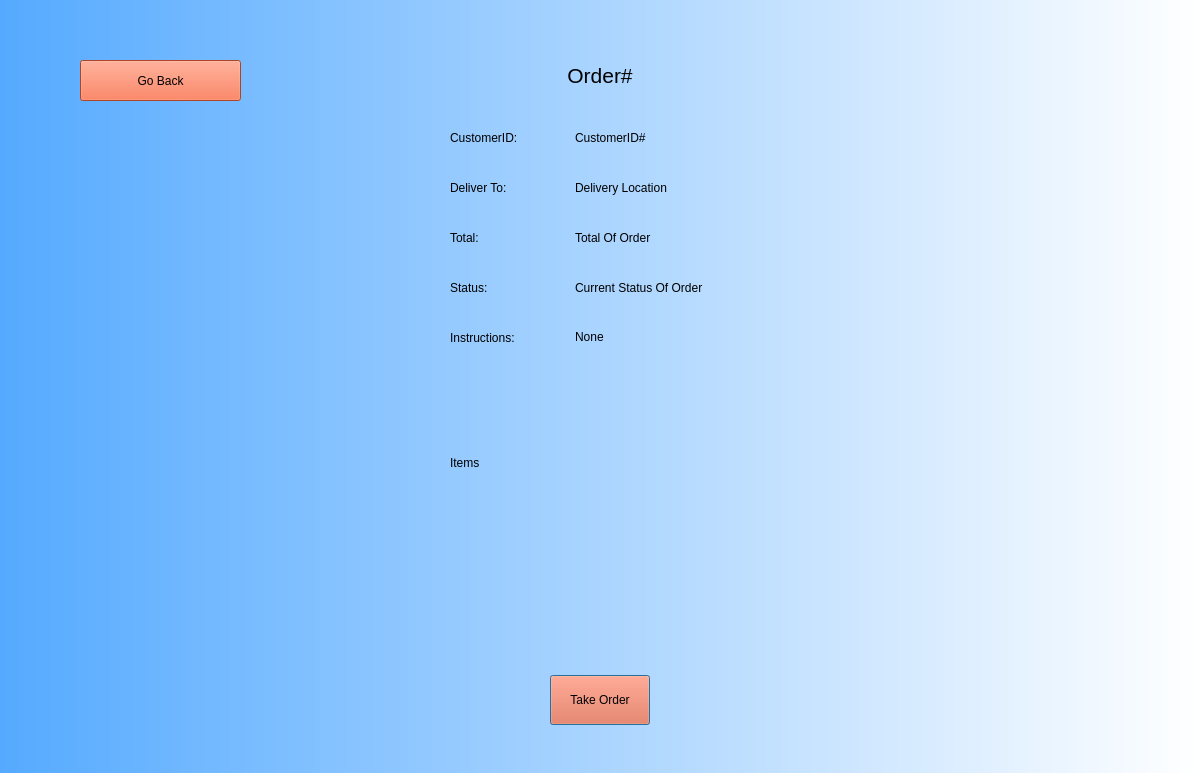
This is Frontend/RunnerOrderDetails.ui in YY0NII/DeskFood as Qt 5 draws it before an edit. The edited form follows.
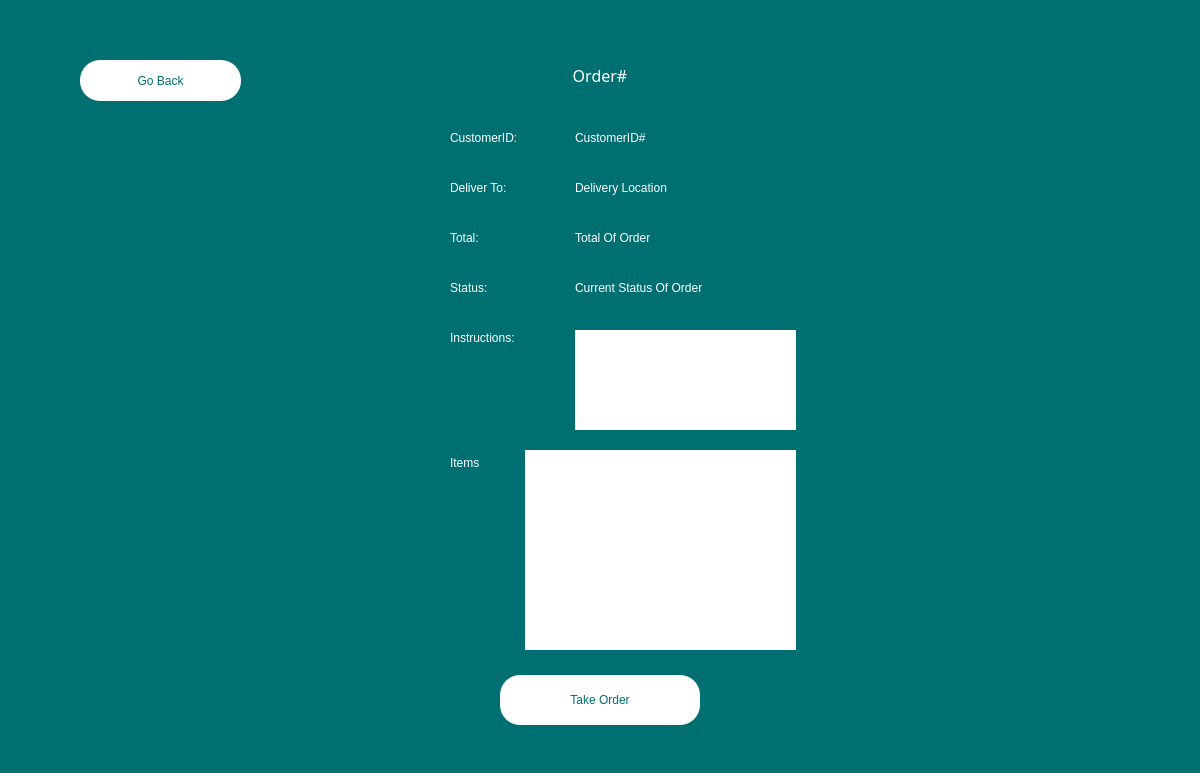
This is the edited form.

```diff
--- a/Frontend/RunnerOrderDetails.ui
+++ b/Frontend/RunnerOrderDetails.ui
@@ -35,7 +35,9 @@
     </sizepolicy>
    </property>
    <property name="styleSheet">
-    <string notr="true">background-color: qlineargradient(spread:pad, x1:0, y1:0, x2:1, y2:0, stop:0 rgba(85, 170, 255, 255), stop:1 rgba(255, 255, 255, 255));</string>
+    <string notr="true">background-color:rgb(0, 111, 113);
+font: 87 12pt &quot;Arial Black&quot;;
+color: rgb(255, 255, 255);</string>
    </property>
    <widget class="QLabel" name="orderIDLabel">
     <property name="geometry">
@@ -54,7 +56,11 @@
     </property>
     <property name="font">
      <font>
-      <pointsize>16</pointsize>
+      <family>Arial Black</family>
+      <pointsize>12</pointsize>
+      <weight>10</weight>
+      <italic>false</italic>
+      <bold>false</bold>
      </font>
     </property>
     <property name="styleSheet">
@@ -78,7 +84,7 @@
      <rect>
       <x>450</x>
       <y>125</y>
-      <width>100</width>
+      <width>111</width>
       <height>25</height>
      </rect>
     </property>
@@ -177,7 +183,7 @@
      <rect>
       <x>450</x>
       <y>325</y>
-      <width>100</width>
+      <width>111</width>
       <height>25</height>
      </rect>
     </property>
@@ -228,18 +234,22 @@
      <rect>
       <x>575</x>
       <y>330</y>
-      <width>200</width>
+      <width>221</width>
       <height>100</height>
      </rect>
     </property>
     <property name="styleSheet">
-     <string notr="true">background-color: rgba(255, 255, 255, 0);border-color: rgb(0, 0, 0);</string>
+     <string notr="true">background-color: rgb(255, 255, 255);
+color: rgb(0, 0, 0);</string>
     </property>
     <property name="frameShape">
      <enum>QFrame::NoFrame</enum>
     </property>
     <property name="text">
-     <string>None</string>
+     <string/>
+    </property>
+    <property name="textFormat">
+     <enum>Qt::AutoText</enum>
     </property>
     <property name="alignment">
      <set>Qt::AlignLeading|Qt::AlignLeft|Qt::AlignTop</set>
@@ -251,23 +261,24 @@
    <widget class="QListWidget" name="itemsList">
     <property name="geometry">
      <rect>
-      <x>490</x>
+      <x>525</x>
       <y>450</y>
-      <width>431</width>
+      <width>271</width>
       <height>200</height>
      </rect>
     </property>
     <property name="font">
      <font>
-      <family>.AppleSystemUIFont</family>
-      <pointsize>16</pointsize>
-      <weight>50</weight>
+      <family>Arial Black</family>
+      <pointsize>12</pointsize>
+      <weight>10</weight>
       <italic>false</italic>
       <bold>false</bold>
      </font>
     </property>
     <property name="styleSheet">
-     <string notr="true">background-color: rgba(255, 255, 255, 0);font: 16pt &quot;.AppleSystemUIFont&quot;;</string>
+     <string notr="true">background-color: rgb(255, 255, 255);
+color: rgb(0, 0, 0);</string>
     </property>
     <property name="frameShape">
      <enum>QFrame::NoFrame</enum>
@@ -278,7 +289,7 @@
      <rect>
       <x>450</x>
       <y>450</y>
-      <width>31</width>
+      <width>51</width>
       <height>25</height>
      </rect>
     </property>
@@ -292,14 +303,15 @@
    <widget class="QPushButton" name="statusButton">
     <property name="geometry">
      <rect>
-      <x>550</x>
+      <x>500</x>
       <y>675</y>
-      <width>100</width>
+      <width>200</width>
       <height>50</height>
      </rect>
     </property>
     <property name="styleSheet">
-     <string notr="true">background-color: rgb(244, 96, 54);</string>
+     <string notr="true">background-color: rgb(255, 255, 255);border-radius:20px;
+color:rgb(0, 111, 113);</string>
     </property>
     <property name="text">
      <string>Take Order</string>
@@ -315,7 +327,8 @@
      </rect>
     </property>
     <property name="styleSheet">
-     <string notr="true">background-color: rgb(244, 96, 54);</string>
+     <string notr="true">background-color: rgb(255, 255, 255);border-radius:20px;
+color:rgb(0, 111, 113);</string>
     </property>
     <property name="text">
      <string>Go Back</string>
```
